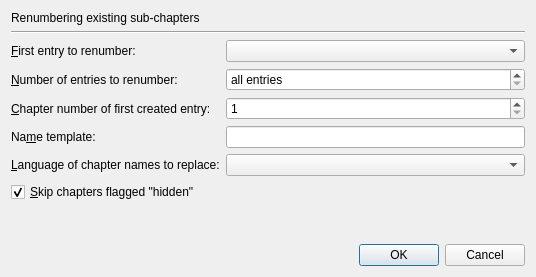
Old version of the form src/mkvtoolnix-gui/forms/chapter_editor/renumber_sub_chapters_parameters_dialog.ui in the repository jpsdr/MKVToolnix-Windows-7.
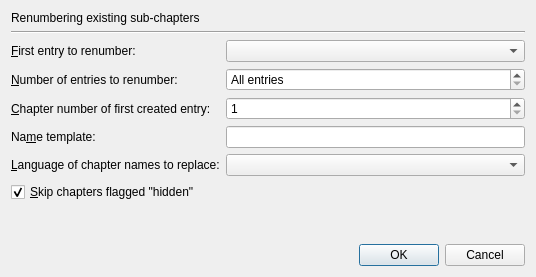
New version of the form. Custom widgets are drawn as their Qt base class.

Patch:
```diff
--- a/src/mkvtoolnix-gui/forms/chapter_editor/renumber_sub_chapters_parameters_dialog.ui
+++ b/src/mkvtoolnix-gui/forms/chapter_editor/renumber_sub_chapters_parameters_dialog.ui
@@ -86,7 +86,7 @@
      <item row="1" column="1">
       <widget class="QSpinBox" name="sbNumberOfEntries">
        <property name="specialValueText">
-        <string>all entries</string>
+        <string>All entries</string>
        </property>
        <property name="suffix">
         <string/>
```
